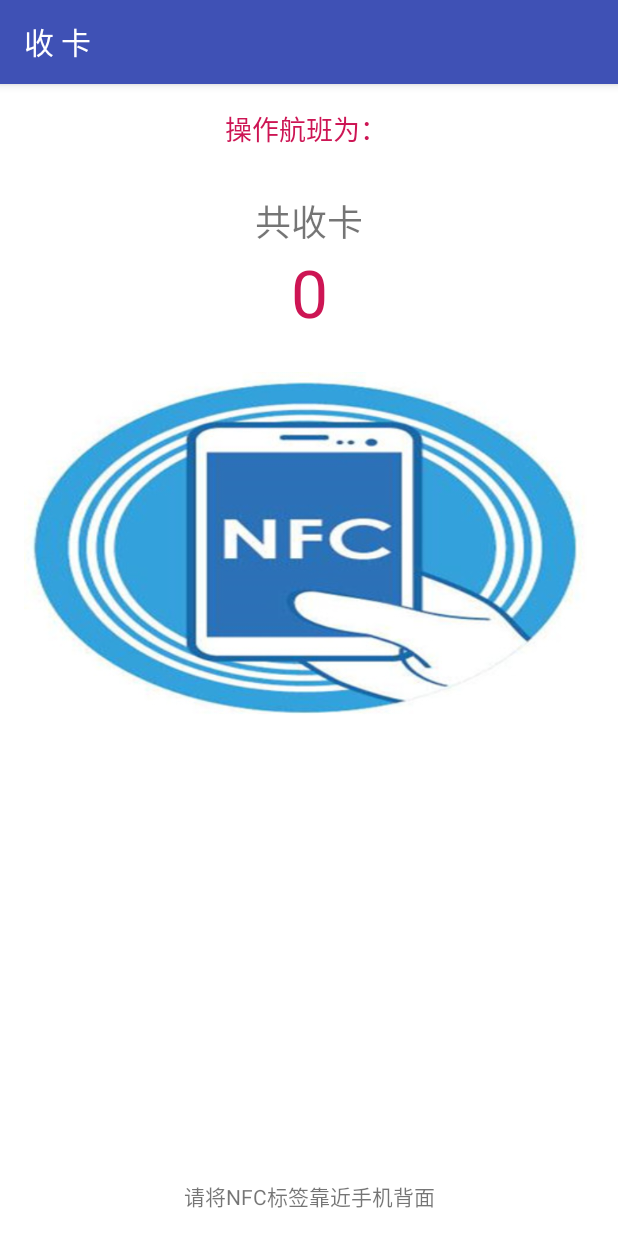
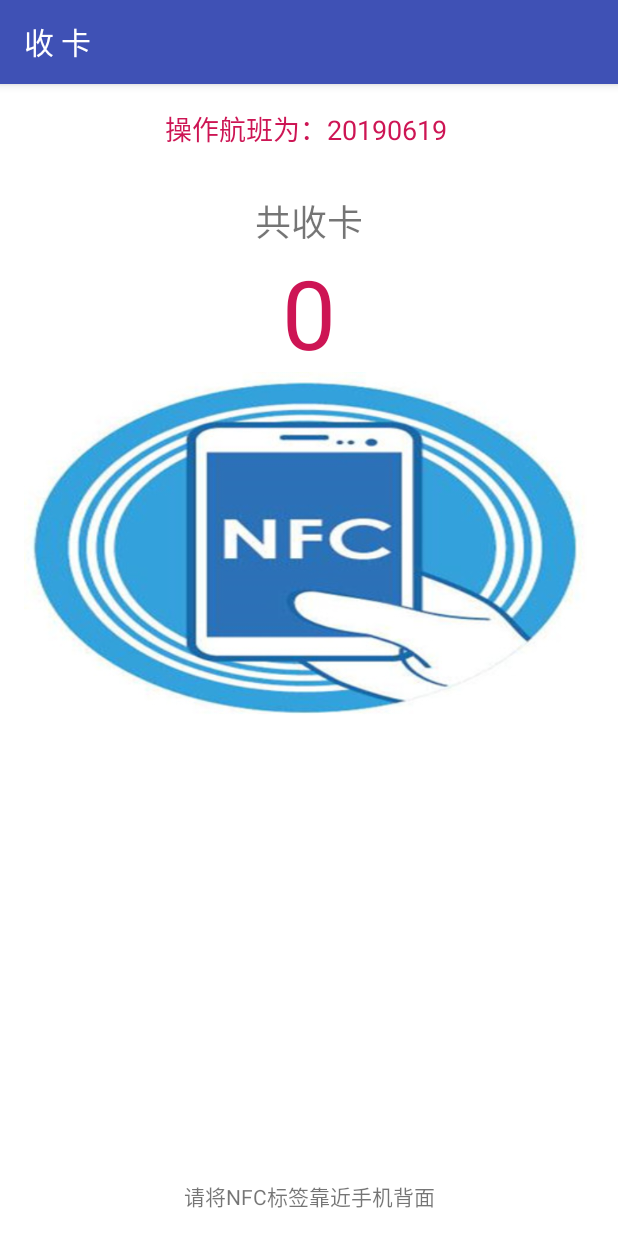
Before and after one commit to shuang7822/MyNFC, an Android app: the screen it shows after launch (ReadTextActivity), after a tap on "收 卡", on a phone screen of 412 x 824 dp. Run offline under Robolectric (Android 15) with nearby library versions, the phone set to English and light mode, and no system bars.

Commit message:
2解决了重复卡的发放和回收问题 日期自动填上当天日期

```diff
--- a/app/src/main/java/com/wshuang/mynfc/MainActivity.java
+++ b/app/src/main/java/com/wshuang/mynfc/MainActivity.java
@@ -12,6 +12,8 @@ import com.wshuang.mynfc.activity.ReadTextActivity;
 import com.wshuang.mynfc.activity.WriteTextActivity;
 
 import com.wshuang.mynfc.base.BaseNfcActivity;
+import java.text.SimpleDateFormat;
+import java.util.Date;
 
 public class MainActivity extends BaseNfcActivity {
     private TextView ifo_NFC;
@@ -30,15 +32,16 @@ public class MainActivity extends BaseNfcActivity {
     public void onCreate(Bundle savedInstanceState) {
         super.onCreate(savedInstanceState);
         setContentView(R.layout.activity_main);
-        ifo_NFC = (TextView) findViewById(R.id.ifo_NFC);
-        editFltNr = (EditText) findViewById(R.id.editFlt);
-        editFltDate = (EditText) findViewById(R.id.editFltDate);
-        Buttonputout = (Button) findViewById(R.id.buttonPutout);
-        Buttonputin = (Button) findViewById(R.id.buttonPutin);
-
-
-
-
+        ifo_NFC = findViewById(R.id.ifo_NFC);
+        editFltNr =  findViewById(R.id.editFlt);
+        editFltDate =  findViewById(R.id.editFltDate);
+        Buttonputout =  findViewById(R.id.buttonPutout);
+        Buttonputin = findViewById(R.id.buttonPutin);
+        editFltDate.setText("当前日期");
+        Date date=new Date();
+       //第二个mm要大写,不然月份会有错误
+        SimpleDateFormat sdf=new SimpleDateFormat("yyyMMdd");//(“yyy-MM-dd”);
+         editFltDate.setText(sdf.format(date));
         // NFC适配器，所有的关于NFC的操作从该适配器进行
         mNfcAdapter = NfcAdapter.getDefaultAdapter(this);
         if (!ifNFCUse()) {
--- a/app/src/main/res/layout/activity_read_text.xml
+++ b/app/src/main/res/layout/activity_read_text.xml
@@ -16,7 +16,7 @@
         android:layout_height="wrap_content"
         android:textColor="@color/colorAccent"
         android:text=" 11"
-        android:textSize="18dp"/>
+        android:textSize="18sp"/>
 
 
     <TextView
@@ -39,7 +39,7 @@
         android:gravity="center"
         android:text="0"
         android:textColor="@color/colorAccent"
-        android:textSize="44sp" />
+        android:textSize="64sp" />
 
 
     <ImageView
--- a/app/src/main/res/layout/activity_write_text.xml
+++ b/app/src/main/res/layout/activity_write_text.xml
@@ -16,7 +16,7 @@
         android:layout_height="wrap_content"
         android:textColor="@color/colorAccent"
         android:text=" 11"
-        android:textSize="18dp"/>
+        android:textSize="18sp"/>
 
 
     <TextView
@@ -39,7 +39,7 @@
         android:gravity="center"
         android:text="0"
         android:textColor="@color/colorAccent"
-        android:textSize="44sp" />
+        android:textSize="64sp" />
 
     <ImageView
         android:id="@+id/tv_nfctext"
```
Also changed, not shown: app/src/main/java/com/wshuang/mynfc/activity/ReadTextActivity.java (+25 -14 lines), app/src/main/java/com/wshuang/mynfc/activity/WriteTextActivity.java (+0 -16 lines).
